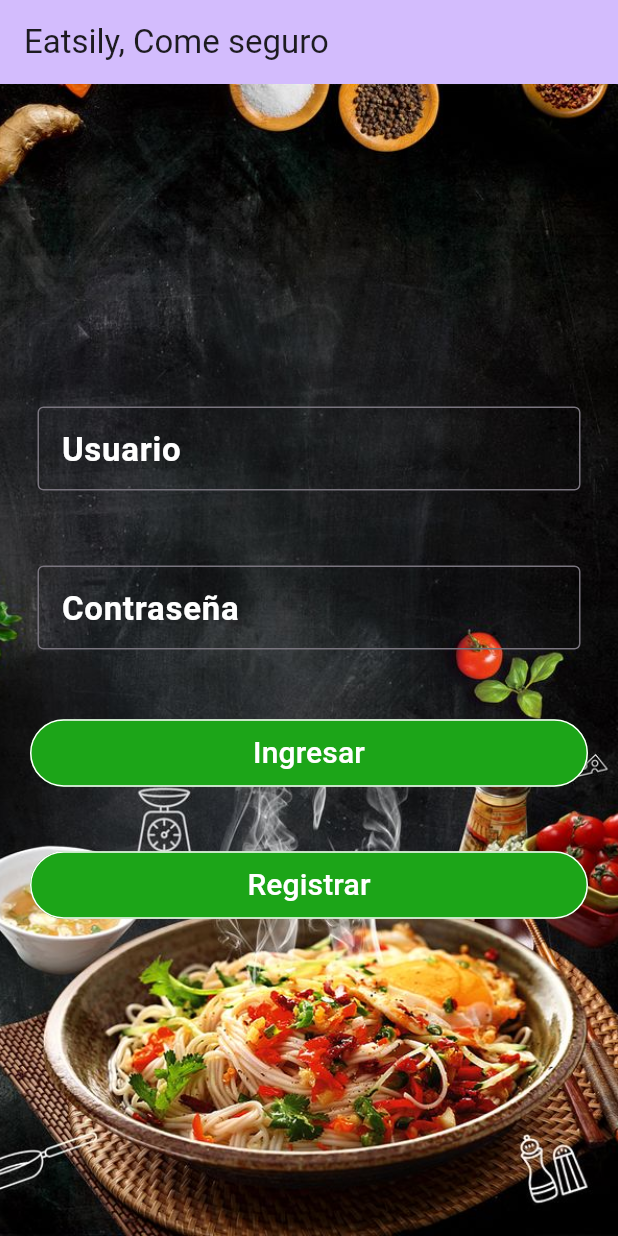
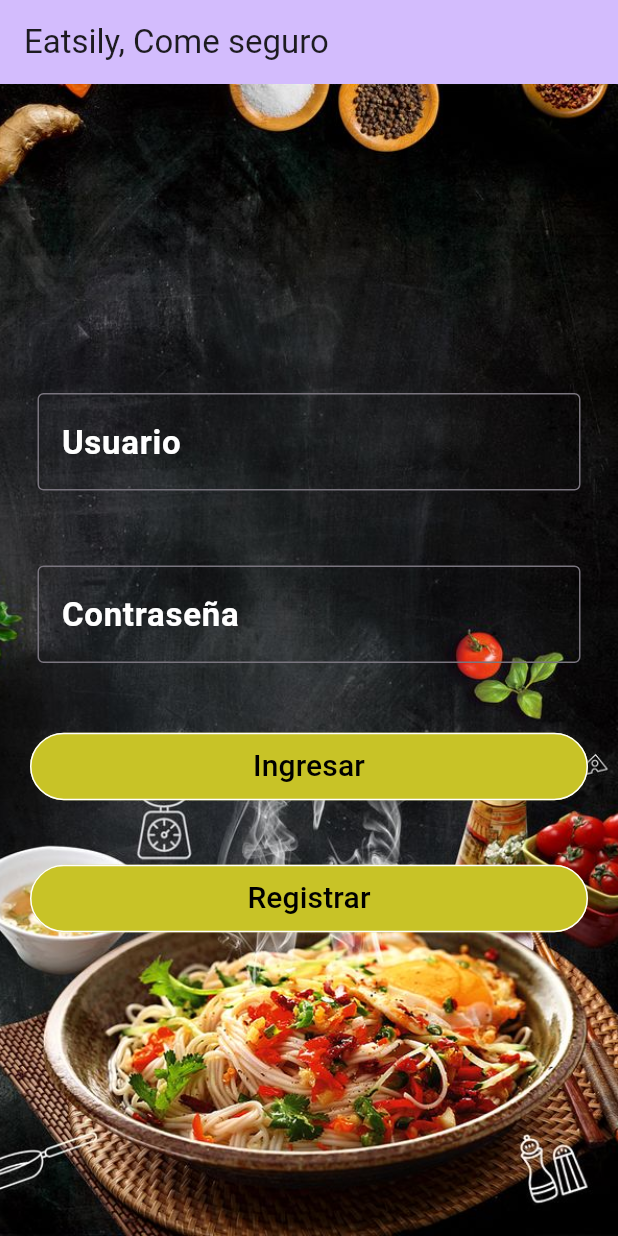
Before and after one commit to gentlemani/flutterSchool, a Flutter app: the screen it shows after launch, on a phone screen of 412 x 824 dp. Run offline on Flutter 3.47's test engine with Material 3 defaults, Android fonts, the phone set to English and light mode, and no system bars.

Commit message:
Cambio de colores de los textos y botones

```diff
--- a/lib/main.dart
+++ b/lib/main.dart
@@ -1,5 +1,6 @@
 import 'package:eatsily/sesion/login.dart';
 import 'package:flutter/material.dart';
+import 'package:flutter/services.dart';
 
 void main() {
   runApp(const MyApp());
@@ -134,7 +135,9 @@ class _MyHomePageState extends State<MyHomePage> {
                           fontSize: 22,
                           fontWeight: FontWeight.bold),
                     ),
-                ),
+                    style: TextStyle(
+                        color: Color.fromARGB(255, 255, 255, 255),
+                        fontSize: 22)),
               ),
               const Padding(
                 padding: EdgeInsets.all(25.0),
@@ -147,6 +150,8 @@ class _MyHomePageState extends State<MyHomePage> {
                           fontSize: 22,
                           fontWeight: FontWeight.bold)),
                   obscureText: true,
+                  style: TextStyle(
+                      color: Color.fromARGB(255, 255, 255, 255), fontSize: 22),
                 ),
               ),
               Padding(
@@ -155,7 +160,7 @@ class _MyHomePageState extends State<MyHomePage> {
                   onPressed: null,
                   style: ButtonStyle(
                       backgroundColor: MaterialStateProperty.all<Color>(
-                        const Color.fromARGB(255, 28, 165, 24),
+                        const Color.fromARGB(255, 200, 195, 39),
                       ),
                       shape: MaterialStateProperty.all<RoundedRectangleBorder>(
                           RoundedRectangleBorder(
@@ -169,7 +174,7 @@ class _MyHomePageState extends State<MyHomePage> {
                       'Ingresar',
                       style: TextStyle(
                         fontSize: 20.0,
-                        color: Colors.white,
+                        color: Color.fromARGB(255, 0, 0, 0),
                       ),
                     ),
                   ),
@@ -184,7 +189,7 @@ class _MyHomePageState extends State<MyHomePage> {
                   },
                   style: ButtonStyle(
                       backgroundColor: MaterialStateProperty.all<Color>(
-                        const Color.fromARGB(255, 28, 165, 24),
+                        const Color.fromARGB(255, 200, 195, 39),
                       ),
                       shape: MaterialStateProperty.all<RoundedRectangleBorder>(
                           RoundedRectangleBorder(
@@ -198,7 +203,7 @@ class _MyHomePageState extends State<MyHomePage> {
                       'Registrar',
                       style: TextStyle(
                         fontSize: 20.0,
-                        color: Colors.white,
+                        color: Color.fromARGB(255, 0, 0, 0),
                       ),
                     ),
                   ),
```
Lines whose indentation alone changed are shown as unchanged.
